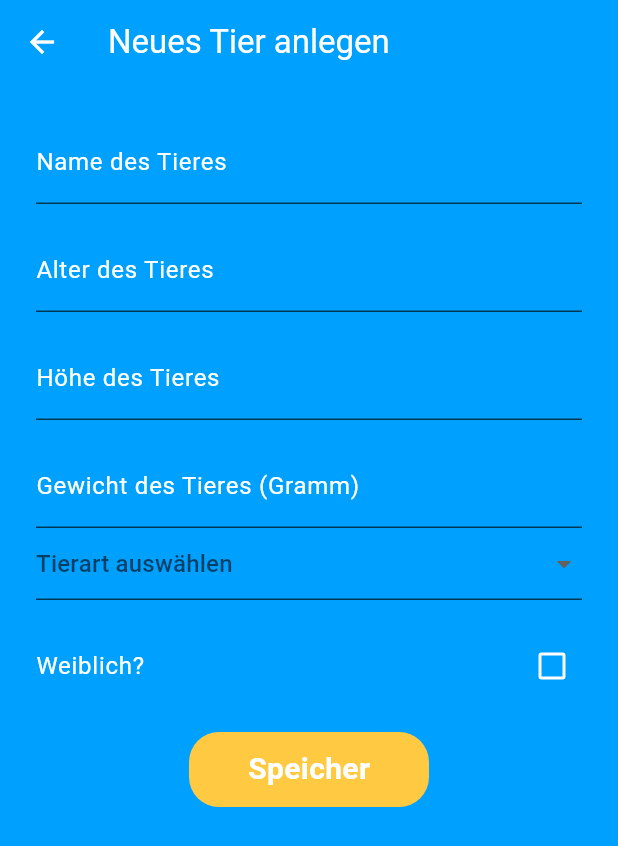
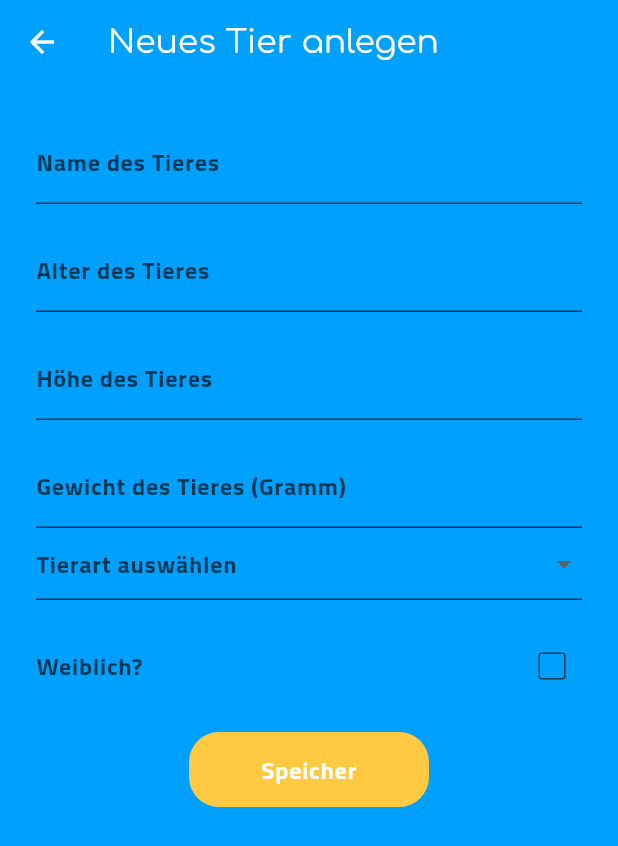
Before and after one commit to Isedin/pets-adopting-app, a Flutter app: the screen it shows after launch, after a tap on the "add" icon, on a phone screen of 412 x 824 dp. Shown: the top 846 px of the screen. Run offline on Flutter 3.47's test engine with Material 3 defaults, Android fonts, the phone set to English and light mode, and no system bars.

Commit message:
Refactor UI styles: update text themes and apply CustomColors for consistency across screens

```diff
--- a/lib/main.dart
+++ b/lib/main.dart
@@ -203,6 +203,18 @@ class MyApp extends StatelessWidget {
           onSurface: CustomColors.white,
         ),
         inputDecorationTheme: const InputDecorationTheme(
+          labelStyle: TextStyle(
+            fontFamily: "Titillium Web",
+            fontWeight: FontWeight.w700,
+            fontSize: 16,
+            color: CustomColors.blueDark,
+          ),
+          floatingLabelStyle: TextStyle(
+            fontFamily: "Titillium Web",
+            fontWeight: FontWeight.w700,
+            fontSize: 16,
+            color: CustomColors.blueDark,
+          ),
           enabledBorder: const UnderlineInputBorder(
             borderSide: BorderSide(color: CustomColors.blueDark),
           ),
@@ -213,8 +225,39 @@ class MyApp extends StatelessWidget {
             borderSide: BorderSide(color: CustomColors.red),
           ),
         ),
-        fontFamily: 'Roboto',
-        textTheme: const TextTheme(),
+        fontFamily: 'Comfortaa',
+        textTheme: const TextTheme(
+          headlineLarge: TextStyle(
+            fontFamily: "Titillium Web",
+            fontWeight: FontWeight.w700,
+            fontSize: 20,
+            color: CustomColors.blueDark,
+          ),
+          titleMedium: TextStyle(
+            fontFamily: "Comfortaa",
+            fontWeight: FontWeight.w600,
+            fontSize: 18,
+            color: CustomColors.blueMedium,
+          ),
+          bodyLarge: TextStyle(
+            fontFamily: "Titillium Web",
+            fontWeight: FontWeight.w700,
+            fontSize: 16,
+            color: CustomColors.blueDark,
+          ),
+          bodyMedium: TextStyle(
+            fontFamily: "Titillium Web",
+            fontWeight: FontWeight.w700,
+            fontSize: 14,
+            color: CustomColors.white,
+          ),
+          bodySmall: TextStyle(
+            fontFamily: "Titillium Web",
+            fontWeight: FontWeight.w700,
+            fontSize: 12,
+            color: CustomColors.blueDark,
+          ),
+        ),
       ),
       // home: const SplashScreen(),
       // home: const CreatePetScreen(),
--- a/lib/screens/create_pet_screen.dart
+++ b/lib/screens/create_pet_screen.dart
@@ -1,5 +1,6 @@
 import 'package:flutter/material.dart';
 import 'package:pummel_the_fish/data/models/pet.dart';
+import 'package:pummel_the_fish/theme/custom_colors.dart';
 import 'package:pummel_the_fish/widgets/custom_button.dart';
 
 class CreatePetScreen extends StatefulWidget {
@@ -94,13 +95,48 @@ class _CreatePetScreenState extends State<CreatePetScreen> {
                   },
                 ),
                 DropdownButtonFormField<Species>(
-                  hint: const Text('Tierart auswählen'),
-                  items: const [
+                  hint: Text(
+                    'Tierart auswählen',
+                    style: Theme.of(context).textTheme.bodyLarge,
+                  ),
+                  items: [
                     // Icon(FontAwesome.fish, color: CustomColors.blueMedium,)
-                    DropdownMenuItem(value: Species.dog, child: Text('Hund')),
-                    DropdownMenuItem(value: Species.cat, child: Text('Katze')),
-                    DropdownMenuItem(value: Species.fish, child: Text('Fisch')),
-                    DropdownMenuItem(value: Species.bird, child: Text('Vogel')),
+                    DropdownMenuItem(
+                      value: Species.dog,
+                      child: Text(
+                        'Hund',
+                        style: Theme.of(context).textTheme.bodyLarge!.copyWith(
+                          color: CustomColors.blueDark,
+                        ),
+                      ),
+                    ),
+                    DropdownMenuItem(
+                      value: Species.cat,
+                      child: Text(
+                        'Katze',
+                        style: Theme.of(context).textTheme.bodyLarge!.copyWith(
+                          color: CustomColors.blueDark,
+                        ),
+                      ),
+                    ),
+                    DropdownMenuItem(
+                      value: Species.fish,
+                      child: Text(
+                        'Fisch',
+                        style: Theme.of(context).textTheme.bodyLarge!.copyWith(
+                          color: CustomColors.blueDark,
+                        ),
+                      ),
+                    ),
+                    DropdownMenuItem(
+                      value: Species.bird,
+                      child: Text(
+                        'Vogel',
+                        style: Theme.of(context).textTheme.bodyLarge!.copyWith(
+                          color: CustomColors.blueDark,
+                        ),
+                      ),
+                    ),
                   ],
                   onChanged: (Species? value) {
                     if (value != null) {
@@ -112,13 +148,18 @@ class _CreatePetScreenState extends State<CreatePetScreen> {
                 ),
 
                 CheckboxListTile(
-                  title: const Text('Weiblich?'),
+                  title: Text(
+                    'Weiblich?',
+                    style: Theme.of(context).textTheme.bodyLarge,
+                  ),
                   contentPadding: const EdgeInsets.symmetric(
                     horizontal: 0,
                     vertical: 16,
                   ),
                   value:
                       currentIsFemale, // This should be managed with a state variable
+                  activeColor: CustomColors.blueMedium,
+                  side: const BorderSide(color: CustomColors.blueDark),
                   onChanged: (bool? value) {
                     if (value != null) {
                       print('Ist weiblich: $value');
--- a/lib/screens/detail_pet_screen.dart
+++ b/lib/screens/detail_pet_screen.dart
@@ -55,14 +55,10 @@ class _DetailPetScreenState extends State<DetailPetScreen> {
                     child: Container(
                       height: 40,
                       color: CustomColors.orangeTransparent,
-                      child: const Center(
+                      child: Center(
                         child: Text(
                           "Adoptier mich!",
-                          style: TextStyle(
-                            color: Colors.white,
-                            fontWeight: FontWeight.bold,
-                            fontSize: 20,
-                          ),
+                          style: Theme.of(context).textTheme.headlineLarge,
                         ),
                       ),
                     ),
@@ -129,7 +125,10 @@ class _InfoCard extends StatelessWidget {
         padding: const EdgeInsets.all(8.0),
         child: Row(
           mainAxisAlignment: MainAxisAlignment.spaceBetween,
-          children: <Widget>[Text(labelText), Text(infoText)],
+          children: <Widget>[
+            Text(labelText, style: Theme.of(context).textTheme.bodyMedium),
+            Text(infoText, style: Theme.of(context).textTheme.bodyMedium),
+          ],
         ),
       ),
     );
--- a/lib/screens/home_screen.dart
+++ b/lib/screens/home_screen.dart
@@ -43,8 +43,14 @@ class _HomeScreenState extends State<HomeScreen> {
                   color: CustomColors.orange,
                   size: 40,
                 ),
-                title: Text(pets[index].name),
-                subtitle: Text("Alter: ${pets[index].age} Jahre"),
+                title: Text(
+                  pets[index].name,
+                  style: Theme.of(context).textTheme.titleMedium,
+                ),
+                subtitle: Text(
+                  "Alter: ${pets[index].age} Jahre",
+                  style: Theme.of(context).textTheme.bodySmall,
+                ),
                 trailing: const Icon(
                   Icons.chevron_right_rounded,
                   color: CustomColors.blueMedium,
--- a/lib/widgets/custom_button.dart
+++ b/lib/widgets/custom_button.dart
@@ -24,10 +24,9 @@ class CustomButton extends StatelessWidget {
               child: Center(
                 child: Text(
                   label,
-                  style: const TextStyle(
-                    color: Colors.white,
-                    fontWeight: FontWeight.bold,
-                    fontSize: 20,
+                  style: Theme.of(context).textTheme.bodyLarge?.copyWith(
+                    color: CustomColors.white,
+                    // fontWeight: FontWeight.bold,
                   ),
                 ),
               ),
```
